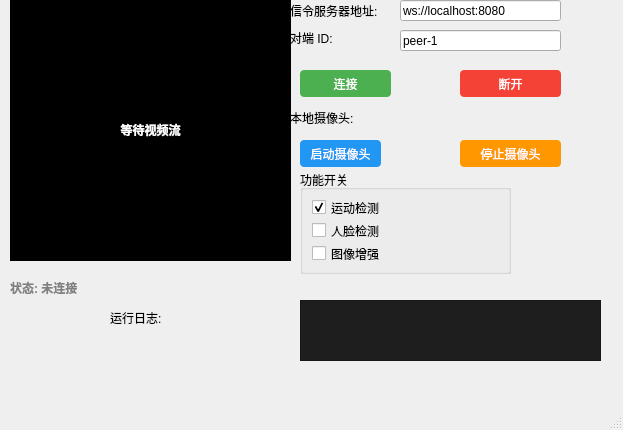
First picture: the form in monitor/mainwindow.ui, repository EchoWanderer-yyuu/monitor, before the edit.
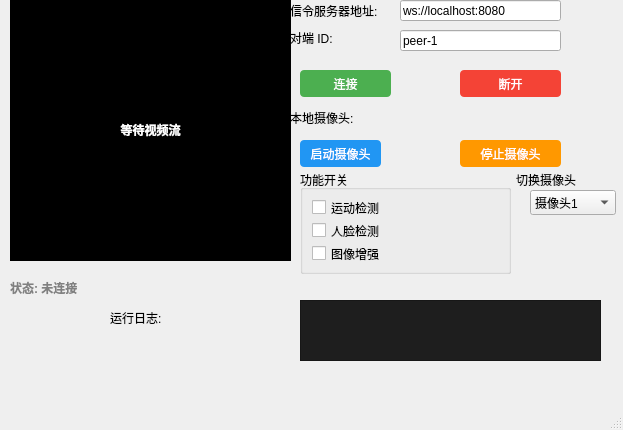
Second picture: the form after the edit.

Diff of the .ui file:
```diff
--- a/monitor/mainwindow.ui
+++ b/monitor/mainwindow.ui
@@ -135,11 +135,20 @@
     <layout class="QVBoxLayout">
      <item>
       <widget class="QCheckBox" name="motionDetectCheck">
+       <property name="enabled">
+        <bool>true</bool>
+       </property>
+       <property name="mouseTracking">
+        <bool>true</bool>
+       </property>
        <property name="text">
         <string>运动检测</string>
        </property>
+       <property name="checkable">
+        <bool>true</bool>
+       </property>
        <property name="checked">
-        <bool>true</bool>
+        <bool>false</bool>
        </property>
       </widget>
      </item>
@@ -243,6 +252,39 @@
      <string>运行日志:</string>
     </property>
    </widget>
+   <widget class="QLabel" name="label">
+    <property name="geometry">
+     <rect>
+      <x>516</x>
+      <y>170</y>
+      <width>81</width>
+      <height>20</height>
+     </rect>
+    </property>
+    <property name="text">
+     <string>切换摄像头</string>
+    </property>
+   </widget>
+   <widget class="QComboBox" name="comboBox">
+    <property name="geometry">
+     <rect>
+      <x>530</x>
+      <y>190</y>
+      <width>86</width>
+      <height>25</height>
+     </rect>
+    </property>
+    <item>
+     <property name="text">
+      <string>摄像头1</string>
+     </property>
+    </item>
+    <item>
+     <property name="text">
+      <string>摄像头2</string>
+     </property>
+    </item>
+   </widget>
   </widget>
   <widget class="QMenuBar" name="menubar">
    <property name="geometry">
```
